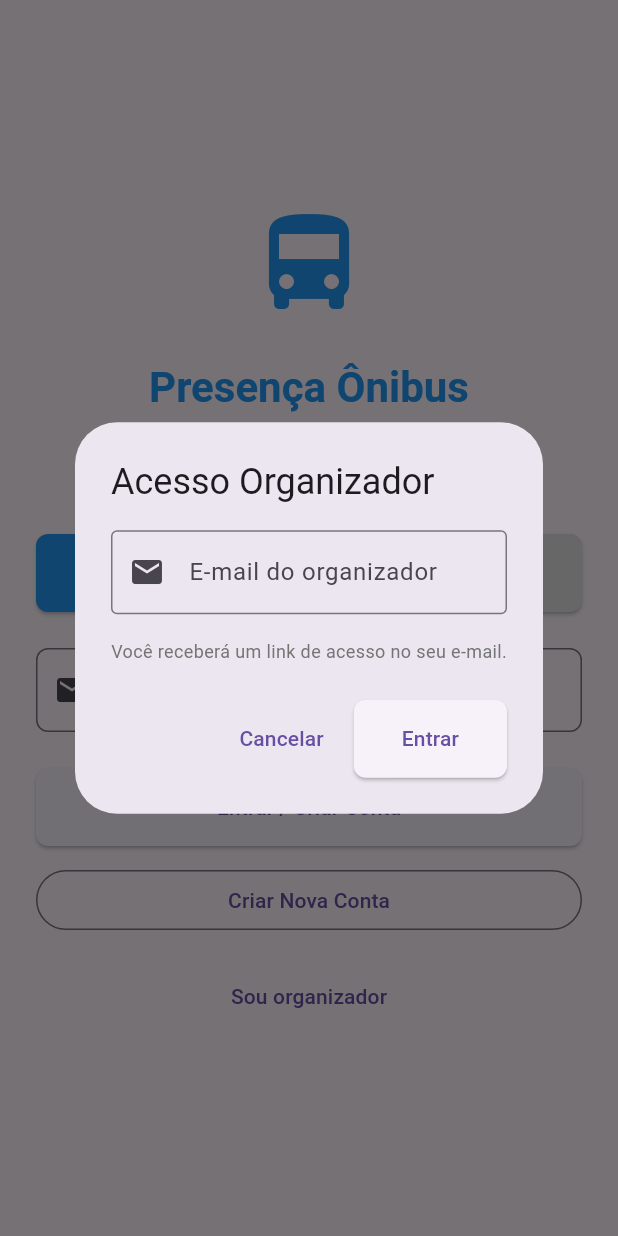
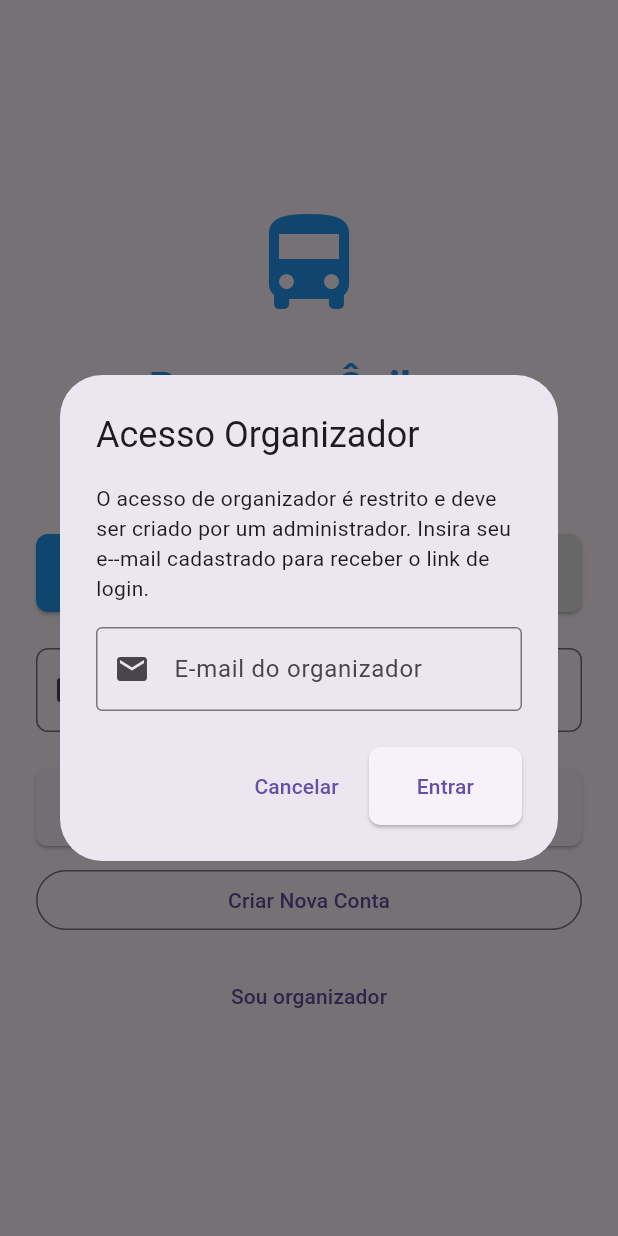
Before and after one commit to felipetaua/uniBus, a Flutter app: the screen it shows after launch, after a tap on "Sou organizador", on a phone screen of 412 x 824 dp. Run offline on Flutter 3.47's test engine with Material 3 defaults, Android fonts, the light colour scheme and no system bars; our stand-ins replace flutter_dotenv, pdf, printing, qr_flutter, supabase_flutter; missing offline and left inert: mobile_scanner; accounts and stored records are empty.

Commit message:
ajustando infos

```diff
--- a/lib/screens/login_screen.dart
+++ b/lib/screens/login_screen.dart
@@ -211,7 +211,12 @@ class _LoginScreenState extends State<LoginScreen> {
         title: const Text('Acesso Organizador'),
         content: Column(
           mainAxisSize: MainAxisSize.min,
-          children: <Widget>[
+          children: [
+            Text(
+              'O acesso de organizador é restrito e deve ser criado por um administrador. Insira seu e--mail cadastrado para receber o link de login.',
+              style: Theme.of(context).textTheme.bodyMedium,
+            ),
+            const SizedBox(height: 16),
             TextField(
               controller: organizerEmailController,
               decoration: const InputDecoration(
@@ -220,11 +225,6 @@ class _LoginScreenState extends State<LoginScreen> {
                 prefixIcon: Icon(Icons.email),
               ),
               keyboardType: TextInputType.emailAddress,
-            ),
-            const SizedBox(height: 16),
-            Text(
-              'Você receberá um link de acesso no seu e-mail.',
-              style: TextStyle(color: Colors.grey[600], fontSize: 12),
             ),
           ],
         ),
@@ -246,7 +246,8 @@ class _LoginScreenState extends State<LoginScreen> {
                 await Supabase.instance.client.auth.signInWithOtp(email: email);
                 if (mounted) {
                   ScaffoldMessenger.of(context).showSnackBar(
-                    SnackBar(content: Text('Link de acesso enviado para $email')),
+                    SnackBar(
+                        content: Text('Link de acesso enviado para $email')),
                   );
                 }
               } catch (error) {
```
